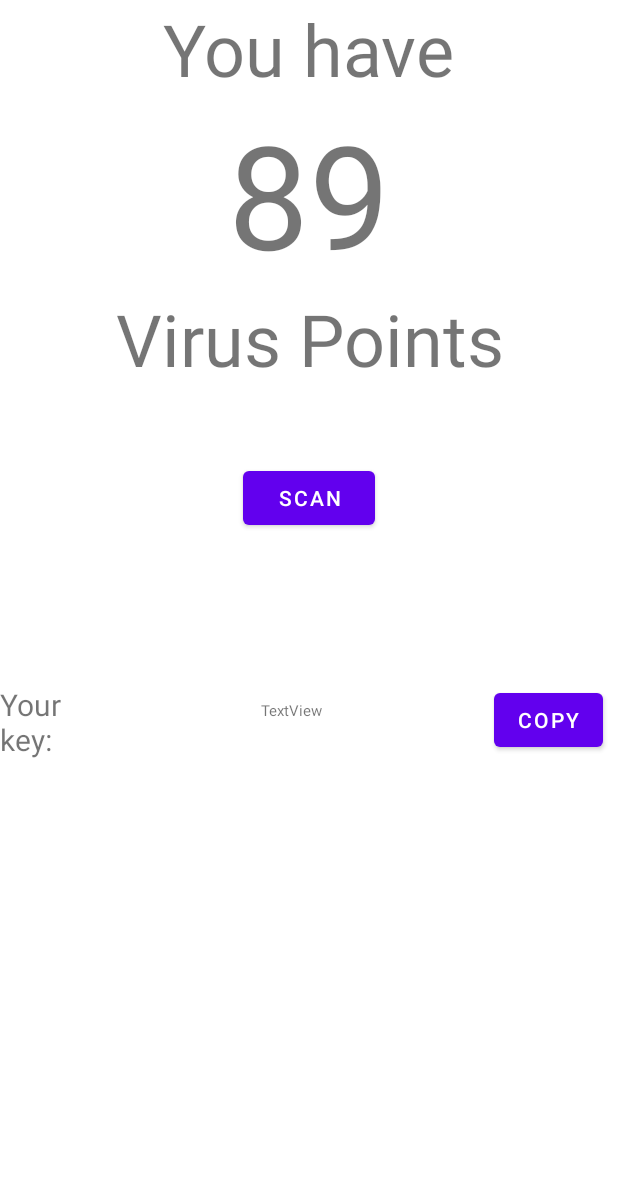
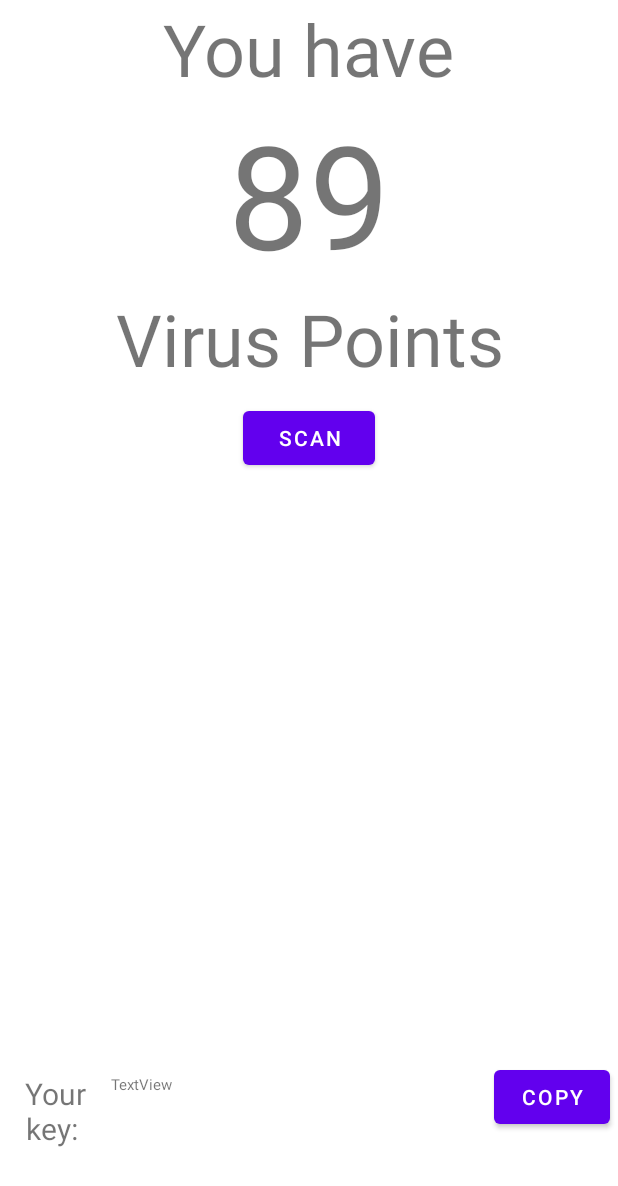
Before and after one commit to mcbutt007/android-app-with-blockchain-integration, an Android app: the layout fragment_home.xml on its own in the app's theme, with its tools: preview values and no code run, on a phone screen of 412 x 824 dp. Shown: the top 1186 px of the screen. Run offline under Robolectric (Android 15) with nearby library versions, the phone set to English and light mode, and no system bars.

Commit message:
update UI

```diff
--- a/app/src/main/AndroidManifest.xml
+++ b/app/src/main/AndroidManifest.xml
@@ -2,6 +2,7 @@
 <manifest xmlns:android="http://schemas.android.com/apk/res/android"
     xmlns:tools="http://schemas.android.com/tools">
     <uses-permission android:name="android.permission.INTERNET"/>
+    <uses-permission android:name="android.permission.WRITE_EXTERNAL_STORAGE" />
     <application
         android:allowBackup="true"
         android:dataExtractionRules="@xml/data_extraction_rules"
--- a/app/src/main/java/com/example/virusdetection/utils/Client.java
+++ b/app/src/main/java/com/example/virusdetection/utils/Client.java
@@ -32,8 +32,8 @@ import java.security.spec.PKCS8EncodedKeySpec;
 import java.security.spec.X509EncodedKeySpec;
 
 public class Client {
-    public static final String SERVER_ADDRESS = "0.tcp.ap.ngrok.io";
-    public static final int SERVER_PORT = 17404;
+    public static final String SERVER_ADDRESS = "192.168.42.85";
+    public static final int SERVER_PORT = 4001;
 
     public static SocketFactory sf = (SocketFactory)SocketFactory.getDefault();
     public static Socket client;
@@ -110,6 +110,7 @@ public class Client {
         }
         catch (Exception e)
         {
+            e.printStackTrace();
             return false;
         }
     }
--- a/app/src/main/res/layout/fragment_home.xml
+++ b/app/src/main/res/layout/fragment_home.xml
@@ -1,19 +1,21 @@
 <?xml version="1.0" encoding="utf-8"?>
-<androidx.constraintlayout.widget.ConstraintLayout xmlns:android="http://schemas.android.com/apk/res/android"
+<androidx.appcompat.widget.LinearLayoutCompat xmlns:android="http://schemas.android.com/apk/res/android"
     xmlns:app="http://schemas.android.com/apk/res-auto"
     xmlns:tools="http://schemas.android.com/tools"
     android:layout_width="match_parent"
-    android:layout_height="wrap_content"
+    android:layout_height="match_parent"
     tools:context=".ui.home.HomeFragment">
 
     <LinearLayout
         android:layout_width="match_parent"
         android:layout_height="match_parent"
         android:orientation="vertical"
-        app:layout_constraintBottom_toBottomOf="parent"
-        app:layout_constraintEnd_toEndOf="parent"
-        app:layout_constraintStart_toStartOf="parent"
-        app:layout_constraintTop_toTopOf="parent">
+        app:layout_constraintBottom_toBottomOf="parent">
+
+        <LinearLayout
+            android:layout_width="match_parent"
+            android:layout_height="wrap_content"
+            android:orientation="vertical">
 
             <TextView
                 android:id="@+id/textView"
@@ -47,19 +49,18 @@
                 android:layout_width="wrap_content"
                 android:layout_height="wrap_content"
                 android:layout_gravity="center_horizontal"
-            android:layout_marginTop="50dp"
+                android:layout_marginTop="10dp"
+                android:layout_marginBottom="10dp"
                 android:text="Scan" />
 
-        <LinearLayout
-            android:layout_width="match_parent"
-            android:layout_height="wrap_content"
-            android:minHeight="100dp"
-            android:orientation="vertical"></LinearLayout>
+        </LinearLayout>
 
         <LinearLayout
             android:id="@+id/g"
             android:layout_width="match_parent"
-            android:layout_height="match_parent"
+            android:layout_height="0dp"
+            android:layout_marginBottom="58dp"
+            android:layout_weight="1"
             android:orientation="horizontal">
 
             <TextView
@@ -68,6 +69,7 @@
                 android:layout_height="wrap_content"
                 android:layout_gravity="bottom"
                 android:layout_weight="1"
+                android:gravity="center|center_horizontal|center_vertical"
                 android:text="Your key: "
                 android:textSize="20sp" />
 
@@ -76,7 +78,7 @@
                 android:layout_width="250dp"
                 android:layout_height="wrap_content"
                 android:layout_gravity="bottom"
-                android:gravity="center_horizontal|center_vertical"
+                android:layout_marginBottom="10dp"
                 android:text="TextView"
                 android:textSize="10sp" />
 
@@ -84,12 +86,15 @@
                 android:id="@+id/button"
                 android:layout_width="wrap_content"
                 android:layout_height="wrap_content"
-                android:layout_marginStart="10dp"
-                android:layout_marginEnd="10dp"
+                android:layout_gravity="bottom"
+                android:layout_marginStart="5dp"
+                android:layout_marginEnd="5dp"
                 android:layout_weight="1"
+                android:gravity="center|center_horizontal|center_vertical"
                 android:text="Copy" />
 
         </LinearLayout>
+
     </LinearLayout>
 
     <TextView
@@ -106,4 +111,4 @@
         app:layout_constraintStart_toStartOf="parent"
         app:layout_constraintTop_toTopOf="parent" />
 
-</androidx.constraintlayout.widget.ConstraintLayout>
+</androidx.appcompat.widget.LinearLayoutCompat>
--- a/app/src/main/res/values-night/themes.xml
+++ b/app/src/main/res/values-night/themes.xml
@@ -12,5 +12,6 @@
         <!-- Status bar color. -->
         <item name="android:statusBarColor">?attr/colorPrimaryVariant</item>
         <!-- Customize your theme here. -->
+
     </style>
 </resources>
```
Also changed, not shown: app/src/main/java/com/example/virusdetection/MainActivity.java (+8 -0 lines), app/src/main/java/com/example/virusdetection/ui/home/HomeFragment.java (+12 -4 lines). Lines whose indentation alone changed are shown as unchanged.
